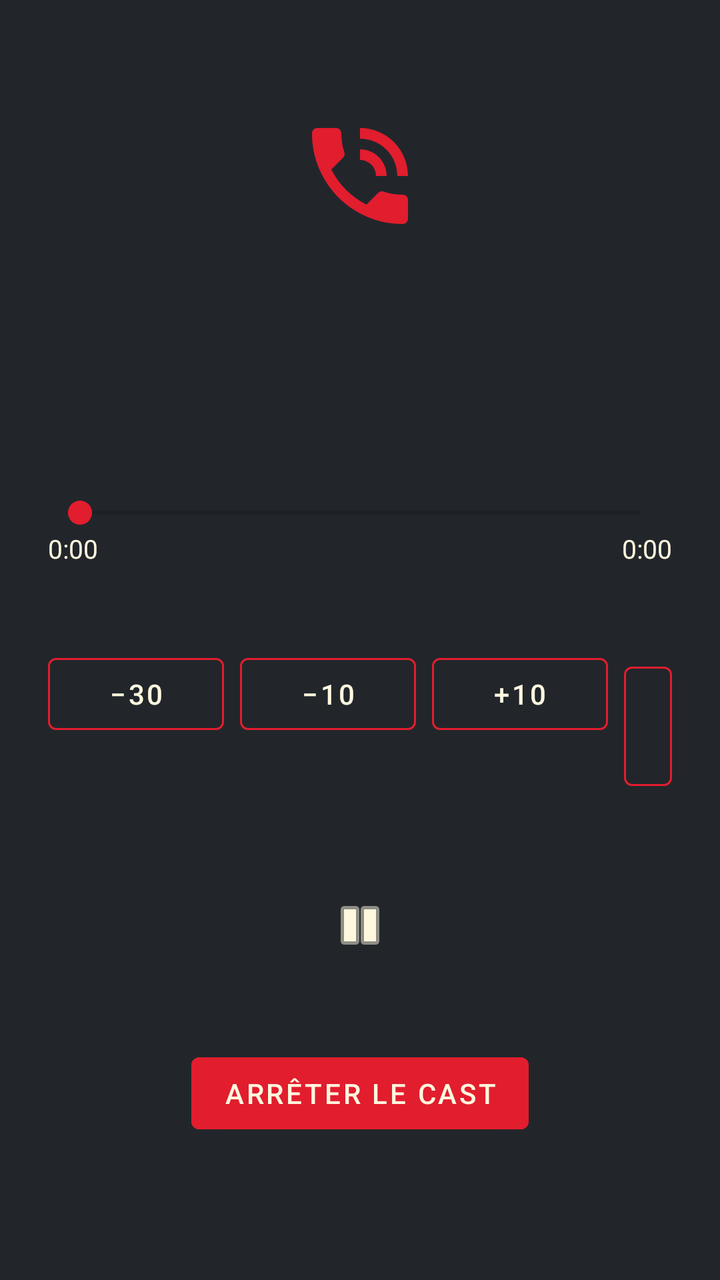
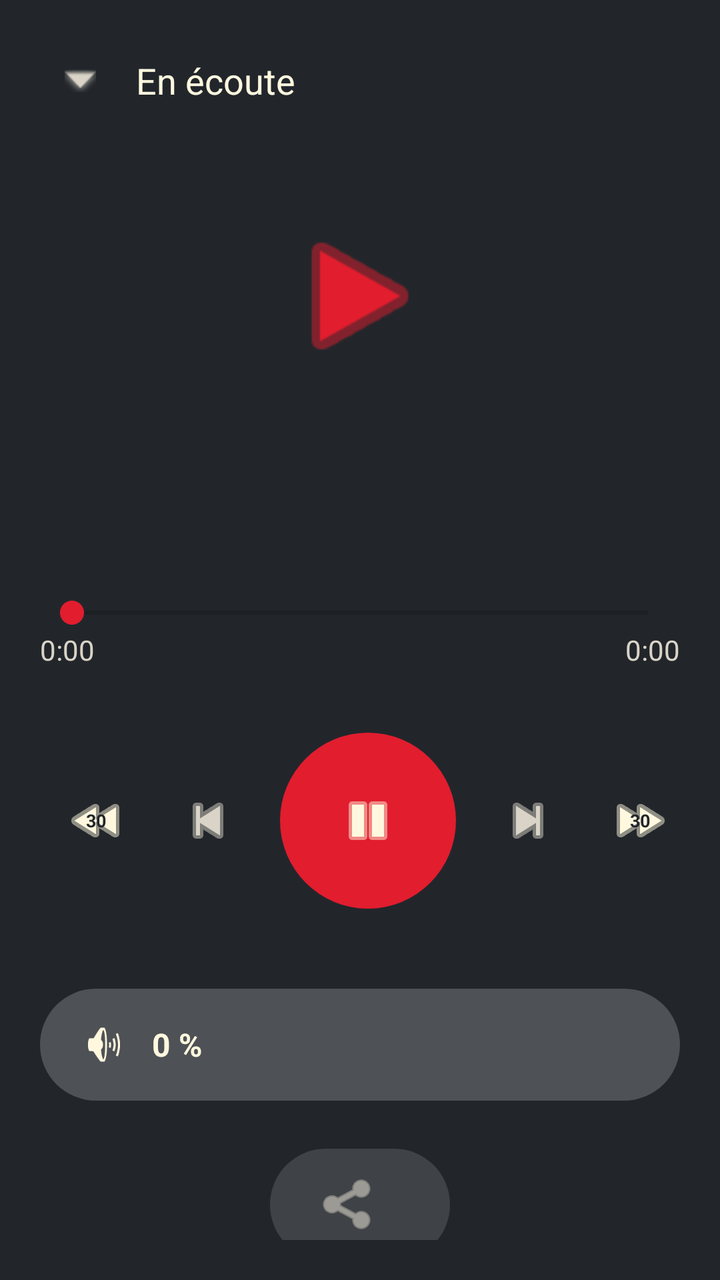

An Android layout rendered at two revisions. The XML below is the earlier revision; the diff shows what the commit changed to produce the second picture.
<!-- AndroidManifest.xml: application theme Theme.BBSPopcorn -->
<!-- res/layout/activity_cast_control.xml -->
<?xml version="1.0" encoding="utf-8"?>
<androidx.constraintlayout.widget.ConstraintLayout
    xmlns:android="http://schemas.android.com/apk/res/android"
    xmlns:app="http://schemas.android.com/apk/res-auto"
    android:layout_width="match_parent"
    android:layout_height="match_parent"
    android:background="@color/popcorn_slate"
    android:padding="24dp">

    
    <ImageView
        android:id="@+id/imageCast"
        android:layout_width="64dp"
        android:layout_height="64dp"
        android:layout_marginTop="32dp"
        android:src="@android:drawable/stat_sys_speakerphone"
        app:tint="@color/popcorn_red"
        app:layout_constraintEnd_toEndOf="parent"
        app:layout_constraintStart_toStartOf="parent"
        app:layout_constraintTop_toTopOf="parent" />

    
    <TextView
        android:id="@+id/textDevice"
        android:layout_width="wrap_content"
        android:layout_height="wrap_content"
        android:layout_marginTop="12dp"
        android:textColor="@color/popcorn_beige"
        android:textSize="14sp"
        app:layout_constraintEnd_toEndOf="parent"
        app:layout_constraintStart_toStartOf="parent"
        app:layout_constraintTop_toBottomOf="@id/imageCast" />

    
    <TextView
        android:id="@+id/textTitle"
        android:layout_width="0dp"
        android:layout_height="wrap_content"
        android:layout_marginTop="24dp"
        android:gravity="center"
        android:maxLines="3"
        android:ellipsize="end"
        android:textColor="@color/popcorn_cream"
        android:textSize="18sp"
        android:textStyle="bold"
        app:layout_constraintEnd_toEndOf="parent"
        app:layout_constraintStart_toStartOf="parent"
        app:layout_constraintTop_toBottomOf="@id/textDevice" />

    
    <SeekBar
        android:id="@+id/seekBar"
        android:layout_width="0dp"
        android:layout_height="wrap_content"
        android:layout_marginTop="48dp"
        android:progressTint="@color/popcorn_red"
        android:thumbTint="@color/popcorn_red"
        app:layout_constraintEnd_toEndOf="parent"
        app:layout_constraintStart_toStartOf="parent"
        app:layout_constraintTop_toBottomOf="@id/textTitle" />

    
    <TextView
        android:id="@+id/textPosition"
        android:layout_width="wrap_content"
        android:layout_height="wrap_content"
        android:text="0:00"
        android:textColor="@color/popcorn_cream"
        android:textSize="13sp"
        app:layout_constraintStart_toStartOf="@id/seekBar"
        app:layout_constraintTop_toBottomOf="@id/seekBar" />

    
    <TextView
        android:id="@+id/textDuration"
        android:layout_width="wrap_content"
        android:layout_height="wrap_content"
        android:text="0:00"
        android:textColor="@color/popcorn_cream"
        android:textSize="13sp"
        app:layout_constraintEnd_toEndOf="@id/seekBar"
        app:layout_constraintTop_toBottomOf="@id/seekBar" />

    
    <LinearLayout
        android:id="@+id/rowSeek"
        android:layout_width="wrap_content"
        android:layout_height="wrap_content"
        android:layout_marginTop="40dp"
        android:orientation="horizontal"
        app:layout_constraintEnd_toEndOf="parent"
        app:layout_constraintStart_toStartOf="parent"
        app:layout_constraintTop_toBottomOf="@id/textPosition">

        <com.google.android.material.button.MaterialButton
            android:id="@+id/btnBack30"
            style="@style/Widget.MaterialComponents.Button.OutlinedButton"
            android:layout_width="wrap_content"
            android:layout_height="wrap_content"
            android:text="−30"
            android:textColor="@color/popcorn_cream"
            app:strokeColor="@color/popcorn_red" />

        <com.google.android.material.button.MaterialButton
            android:id="@+id/btnBack10"
            style="@style/Widget.MaterialComponents.Button.OutlinedButton"
            android:layout_width="wrap_content"
            android:layout_height="wrap_content"
            android:layout_marginStart="8dp"
            android:text="−10"
            android:textColor="@color/popcorn_cream"
            app:strokeColor="@color/popcorn_red" />

        <com.google.android.material.button.MaterialButton
            android:id="@+id/btnFwd10"
            style="@style/Widget.MaterialComponents.Button.OutlinedButton"
            android:layout_width="wrap_content"
            android:layout_height="wrap_content"
            android:layout_marginStart="8dp"
            android:text="+10"
            android:textColor="@color/popcorn_cream"
            app:strokeColor="@color/popcorn_red" />

        <com.google.android.material.button.MaterialButton
            android:id="@+id/btnFwd30"
            style="@style/Widget.MaterialComponents.Button.OutlinedButton"
            android:layout_width="wrap_content"
            android:layout_height="wrap_content"
            android:layout_marginStart="8dp"
            android:text="+30"
            android:textColor="@color/popcorn_cream"
            app:strokeColor="@color/popcorn_red" />

    </LinearLayout>

    
    <ImageButton
        android:id="@+id/btnPlayPause"
        android:layout_width="72dp"
        android:layout_height="72dp"
        android:layout_marginTop="32dp"
        android:background="@android:color/transparent"
        android:src="@android:drawable/ic_media_pause"
        app:tint="@color/popcorn_cream"
        app:layout_constraintEnd_toEndOf="parent"
        app:layout_constraintStart_toStartOf="parent"
        app:layout_constraintTop_toBottomOf="@id/rowSeek" />

    
    <com.google.android.material.button.MaterialButton
        android:id="@+id/btnStop"
        android:layout_width="wrap_content"
        android:layout_height="wrap_content"
        android:layout_marginTop="24dp"
        android:backgroundTint="@color/popcorn_red"
        android:text="@string/cast_stop"
        android:textColor="@color/popcorn_cream"
        app:layout_constraintEnd_toEndOf="parent"
        app:layout_constraintStart_toStartOf="parent"
        app:layout_constraintTop_toBottomOf="@id/btnPlayPause" />

</androidx.constraintlayout.widget.ConstraintLayout>
<!-- resources referenced by this layout -->
<resources>
  <color name="popcorn_beige">#D9D4C7</color>
  <color name="popcorn_cream">#FFF8DF</color>
  <color name="popcorn_red">#E11D2E</color>
  <color name="popcorn_slate">#22262B</color>
  <string name="cast_stop">Arrêter le cast</string>
  <style name="Theme.BBSPopcorn" parent="Theme.MaterialComponents.DayNight.NoActionBar">
          <item name="colorPrimary">@color/popcorn_red</item>
          <item name="colorPrimaryVariant">@color/popcorn_slate</item>
          <item name="colorOnPrimary">@color/popcorn_cream</item>
          <item name="colorSecondary">@color/popcorn_cream</item>
          <item name="colorSurface">@color/popcorn_slate</item>
          <item name="colorOnSurface">@color/popcorn_cream</item>
          <item name="android:windowBackground">@color/popcorn_slate</item>
          <item name="android:statusBarColor">@color/popcorn_slate</item>
          <item name="android:navigationBarColor">@color/popcorn_slate</item>
      </style>
</resources>

<!-- the commit's change to res/layout/activity_cast_control.xml (unified diff, before → after) -->
@@ -5,158 +5,242 @@
     android:layout_width="match_parent"
     android:layout_height="match_parent"
     android:background="@color/popcorn_slate"
-    android:padding="24dp">
+    android:padding="20dp">
+
+    
+    <ImageButton
+        android:id="@+id/btnClose"
+        android:layout_width="40dp"
+        android:layout_height="40dp"
+        android:background="?attr/selectableItemBackgroundBorderless"
+        android:src="@android:drawable/arrow_down_float"
+        app:tint="@color/popcorn_beige"
+        app:layout_constraintStart_toStartOf="parent"
+        app:layout_constraintTop_toTopOf="parent" />
+
+    <TextView
+        android:id="@+id/textHeader"
+        android:layout_width="wrap_content"
+        android:layout_height="wrap_content"
+        android:layout_marginStart="8dp"
+        android:text="@string/cast_now_playing"
+        android:textColor="@color/popcorn_cream"
+        android:textSize="18sp"
+        app:layout_constraintBottom_toBottomOf="@id/btnClose"
+        app:layout_constraintStart_toEndOf="@id/btnClose"
+        app:layout_constraintTop_toTopOf="@id/btnClose" />
 
     
     <ImageView
         android:id="@+id/imageCast"
-        android:layout_width="64dp"
-        android:layout_height="64dp"
-        android:layout_marginTop="32dp"
-        android:src="@android:drawable/stat_sys_speakerphone"
+        android:layout_width="80dp"
+        android:layout_height="80dp"
+        android:layout_marginTop="48dp"
+        android:src="@android:drawable/ic_media_play"
         app:tint="@color/popcorn_red"
         app:layout_constraintEnd_toEndOf="parent"
         app:layout_constraintStart_toStartOf="parent"
-        app:layout_constraintTop_toTopOf="parent" />
-
-    
-    <TextView
-        android:id="@+id/textDevice"
-        android:layout_width="wrap_content"
-        android:layout_height="wrap_content"
-        android:layout_marginTop="12dp"
-        android:textColor="@color/popcorn_beige"
-        android:textSize="14sp"
-        app:layout_constraintEnd_toEndOf="parent"
-        app:layout_constraintStart_toStartOf="parent"
-        app:layout_constraintTop_toBottomOf="@id/imageCast" />
+        app:layout_constraintTop_toBottomOf="@id/btnClose" />
 
     
     <TextView
         android:id="@+id/textTitle"
         android:layout_width="0dp"
         android:layout_height="wrap_content"
-        android:layout_marginTop="24dp"
+        android:layout_marginTop="40dp"
         android:gravity="center"
-        android:maxLines="3"
+        android:maxLines="2"
         android:ellipsize="end"
         android:textColor="@color/popcorn_cream"
-        android:textSize="18sp"
-        android:textStyle="bold"
-        app:layout_constraintEnd_toEndOf="parent"
-        app:layout_constraintStart_toStartOf="parent"
-        app:layout_constraintTop_toBottomOf="@id/textDevice" />
+        android:textSize="22sp"
+        app:layout_constraintEnd_toEndOf="parent"
+        app:layout_constraintStart_toStartOf="parent"
+        app:layout_constraintTop_toBottomOf="@id/imageCast" />
 
     
     <SeekBar
         android:id="@+id/seekBar"
         android:layout_width="0dp"
         android:layout_height="wrap_content"
-        android:layout_marginTop="48dp"
+        android:layout_marginTop="40dp"
         android:progressTint="@color/popcorn_red"
         android:thumbTint="@color/popcorn_red"
         app:layout_constraintEnd_toEndOf="parent"
         app:layout_constraintStart_toStartOf="parent"
         app:layout_constraintTop_toBottomOf="@id/textTitle" />
 
-    
     <TextView
         android:id="@+id/textPosition"
         android:layout_width="wrap_content"
         android:layout_height="wrap_content"
         android:text="0:00"
-        android:textColor="@color/popcorn_cream"
-        android:textSize="13sp"
+        android:textColor="@color/popcorn_beige"
+        android:textSize="14sp"
         app:layout_constraintStart_toStartOf="@id/seekBar"
         app:layout_constraintTop_toBottomOf="@id/seekBar" />
 
-    
     <TextView
         android:id="@+id/textDuration"
         android:layout_width="wrap_content"
         android:layout_height="wrap_content"
         android:text="0:00"
-        android:textColor="@color/popcorn_cream"
-        android:textSize="13sp"
+        android:textColor="@color/popcorn_beige"
+        android:textSize="14sp"
         app:layout_constraintEnd_toEndOf="@id/seekBar"
         app:layout_constraintTop_toBottomOf="@id/seekBar" />
 
     
     <LinearLayout
-        android:id="@+id/rowSeek"
-        android:layout_width="wrap_content"
-        android:layout_height="wrap_content"
+        android:id="@+id/rowControls"
+        android:layout_width="wrap_content"
+        android:layout_height="wrap_content"
+        android:layout_marginTop="32dp"
+        android:gravity="center_vertical"
+        android:orientation="horizontal"
+        app:layout_constraintEnd_toEndOf="parent"
+        app:layout_constraintStart_toStartOf="parent"
+        app:layout_constraintTop_toBottomOf="@id/textPosition">
+
+        
+        <FrameLayout
+            android:layout_width="56dp"
+            android:layout_height="56dp">
+            <ImageButton
+                android:id="@+id/btnBack30"
+                android:layout_width="match_parent"
+                android:layout_height="match_parent"
+                android:background="?attr/selectableItemBackgroundBorderless"
+                android:src="@android:drawable/ic_media_rew"
+                app:tint="@color/popcorn_cream" />
+            <TextView
+                android:layout_width="wrap_content"
+                android:layout_height="wrap_content"
+                android:layout_gravity="center"
+                android:text="30"
+                android:textColor="@color/popcorn_slate"
+                android:textSize="9sp"
+                android:textStyle="bold" />
+        </FrameLayout>
+
+        
+        <ImageButton
+            android:id="@+id/btnBack10"
+            android:layout_width="48dp"
+            android:layout_height="48dp"
+            android:layout_marginStart="4dp"
+            android:background="?attr/selectableItemBackgroundBorderless"
+            android:src="@android:drawable/ic_media_previous"
+            app:tint="@color/popcorn_beige" />
+
+        
+        <ImageButton
+            android:id="@+id/btnPlayPause"
+            android:layout_width="88dp"
+            android:layout_height="88dp"
+            android:layout_marginStart="12dp"
+            android:layout_marginEnd="12dp"
+            android:background="@drawable/bg_cast_play"
+            android:src="@android:drawable/ic_media_pause"
+            app:tint="@color/popcorn_cream" />
+
+        
+        <ImageButton
+            android:id="@+id/btnFwd10"
+            android:layout_width="48dp"
+            android:layout_height="48dp"
+            android:layout_marginEnd="4dp"
+            android:background="?attr/selectableItemBackgroundBorderless"
+            android:src="@android:drawable/ic_media_next"
+            app:tint="@color/popcorn_beige" />
+
+        
+        <FrameLayout
+            android:layout_width="56dp"
+            android:layout_height="56dp">
+            <ImageButton
+                android:id="@+id/btnFwd30"
+                android:layout_width="match_parent"
+                android:layout_height="match_parent"
+                android:background="?attr/selectableItemBackgroundBorderless"
+                android:src="@android:drawable/ic_media_ff"
+                app:tint="@color/popcorn_cream" />
+            <TextView
+                android:layout_width="wrap_content"
+                android:layout_height="wrap_content"
+                android:layout_gravity="center"
+                android:text="30"
+                android:textColor="@color/popcorn_slate"
+                android:textSize="9sp"
+                android:textStyle="bold" />
+        </FrameLayout>
+
+    </LinearLayout>
+
+    
+    <FrameLayout
+        android:id="@+id/volumeContainer"
+        android:layout_width="0dp"
+        android:layout_height="56dp"
         android:layout_marginTop="40dp"
-        android:orientation="horizontal"
-        app:layout_constraintEnd_toEndOf="parent"
-        app:layout_constraintStart_toStartOf="parent"
-        app:layout_constraintTop_toBottomOf="@id/textPosition">
-
-        <com.google.android.material.button.MaterialButton
-            android:id="@+id/btnBack30"
-            style="@style/Widget.MaterialComponents.Button.OutlinedButton"
+        android:background="@drawable/bg_cast_volume"
+        app:layout_constraintEnd_toEndOf="parent"
+        app:layout_constraintStart_toStartOf="parent"
+        app:layout_constraintTop_toBottomOf="@id/rowControls">
+
+        <SeekBar
+            android:id="@+id/volumeBar"
+            android:layout_width="match_parent"
+            android:layout_height="match_parent"
+            android:paddingStart="0dp"
+            android:paddingEnd="0dp"
+            android:progressDrawable="@drawable/volume_progress"
+            android:thumb="@null"
+            android:splitTrack="false" />
+
+        <LinearLayout
             android:layout_width="wrap_content"
             android:layout_height="wrap_content"
-            android:text="−30"
-            android:textColor="@color/popcorn_cream"
-            app:strokeColor="@color/popcorn_red" />
-
-        <com.google.android.material.button.MaterialButton
-            android:id="@+id/btnBack10"
-            style="@style/Widget.MaterialComponents.Button.OutlinedButton"
-            android:layout_width="wrap_content"
-            android:layout_height="wrap_content"
-            android:layout_marginStart="8dp"
-            android:text="−10"
-            android:textColor="@color/popcorn_cream"
-            app:strokeColor="@color/popcorn_red" />
-
-        <com.google.android.material.button.MaterialButton
-            android:id="@+id/btnFwd10"
-            style="@style/Widget.MaterialComponents.Button.OutlinedButton"
-            android:layout_width="wrap_content"
-            android:layout_height="wrap_content"
-            android:layout_marginStart="8dp"
-            android:text="+10"
-            android:textColor="@color/popcorn_cream"
-            app:strokeColor="@color/popcorn_red" />
-
-        <com.google.android.material.button.MaterialButton
-            android:id="@+id/btnFwd30"
-            style="@style/Widget.MaterialComponents.Button.OutlinedButton"
-            android:layout_width="wrap_content"
-            android:layout_height="wrap_content"
-            android:layout_marginStart="8dp"
-            android:text="+30"
-            android:textColor="@color/popcorn_cream"
-            app:strokeColor="@color/popcorn_red" />
-
-    </LinearLayout>
-
-    
-    <ImageButton
-        android:id="@+id/btnPlayPause"
-        android:layout_width="72dp"
-        android:layout_height="72dp"
-        android:layout_marginTop="32dp"
-        android:background="@android:color/transparent"
-        android:src="@android:drawable/ic_media_pause"
-        app:tint="@color/popcorn_cream"
-        app:layout_constraintEnd_toEndOf="parent"
-        app:layout_constraintStart_toStartOf="parent"
-        app:layout_constraintTop_toBottomOf="@id/rowSeek" />
-
-    
-    <com.google.android.material.button.MaterialButton
-        android:id="@+id/btnStop"
+            android:layout_gravity="center_vertical|start"
+            android:layout_marginStart="20dp"
+            android:gravity="center_vertical"
+            android:orientation="horizontal">
+
+            <ImageView
+                android:layout_width="24dp"
+                android:layout_height="24dp"
+                android:src="@android:drawable/ic_lock_silent_mode_off"
+                app:tint="@color/popcorn_cream" />
+
+            <TextView
+                android:id="@+id/textVolume"
+                android:layout_width="wrap_content"
+                android:layout_height="wrap_content"
+                android:layout_marginStart="12dp"
+                android:text="0 %"
+                android:textColor="@color/popcorn_cream"
+                android:textSize="16sp"
+                android:textStyle="bold" />
+
+        </LinearLayout>
+
+    </FrameLayout>
+
+    
+    <TextView
+        android:id="@+id/textDevice"
         android:layout_width="wrap_content"
         android:layout_height="wrap_content"
         android:layout_marginTop="24dp"
-        android:backgroundTint="@color/popcorn_red"
-        android:text="@string/cast_stop"
-        android:textColor="@color/popcorn_cream"
-        app:layout_constraintEnd_toEndOf="parent"
-        app:layout_constraintStart_toStartOf="parent"
-        app:layout_constraintTop_toBottomOf="@id/btnPlayPause" />
+        android:background="@drawable/bg_cast_device"
+        android:drawableStart="@android:drawable/ic_menu_share"
+        android:drawablePadding="10dp"
+        android:paddingHorizontal="24dp"
+        android:paddingVertical="12dp"
+        android:textColor="@color/popcorn_beige"
+        android:textSize="15sp"
+        app:drawableTint="@color/popcorn_beige"
+        app:layout_constraintEnd_toEndOf="parent"
+        app:layout_constraintStart_toStartOf="parent"
+        app:layout_constraintTop_toBottomOf="@id/volumeContainer" />
 
 </androidx.constraintlayout.widget.ConstraintLayout>
<!-- resource entries referenced after the edit -->
@@ -4,7 +4,47 @@
   <color name="popcorn_cream">#FFF8DF</color>
   <color name="popcorn_red">#E11D2E</color>
   <color name="popcorn_slate">#22262B</color>
-  <string name="cast_stop">Arrêter le cast</string>
+  <!-- drawable bg_cast_device (drawable) -->
+  <?xml version="1.0" encoding="utf-8"?>
+  <shape xmlns:android="http://schemas.android.com/apk/res/android"
+      android:shape="rectangle">
+      <solid android:color="#22FFFFFF" />
+      <corners android:radius="28dp" />
+  </shape>
+  <!-- drawable bg_cast_play (drawable) -->
+  <?xml version="1.0" encoding="utf-8"?>
+  <shape xmlns:android="http://schemas.android.com/apk/res/android"
+      android:shape="oval">
+      <solid android:color="@color/popcorn_red" />
+  </shape>
+  <!-- drawable bg_cast_volume (drawable) -->
+  <?xml version="1.0" encoding="utf-8"?>
+  <shape xmlns:android="http://schemas.android.com/apk/res/android"
+      android:shape="rectangle">
+      <solid android:color="#33FFFFFF" />
+      <corners android:radius="28dp" />
+  </shape>
+  <!-- drawable volume_progress (drawable) -->
+  <?xml version="1.0" encoding="utf-8"?>
+  <layer-list xmlns:android="http://schemas.android.com/apk/res/android">
+      
+      <item android:id="@android:id/background">
+          <shape android:shape="rectangle">
+              <solid android:color="@android:color/transparent" />
+              <corners android:radius="28dp" />
+          </shape>
+      </item>
+      
+      <item android:id="@android:id/progress">
+          <clip>
+              <shape android:shape="rectangle">
+                  <solid android:color="@color/popcorn_red" />
+                  <corners android:radius="28dp" />
+              </shape>
+          </clip>
+      </item>
+  </layer-list>
+  <string name="cast_now_playing">En écoute</string>
   <style name="Theme.BBSPopcorn" parent="Theme.MaterialComponents.DayNight.NoActionBar">
           <item name="colorPrimary">@color/popcorn_red</item>
           <item name="colorPrimaryVariant">@color/popcorn_slate</item>
